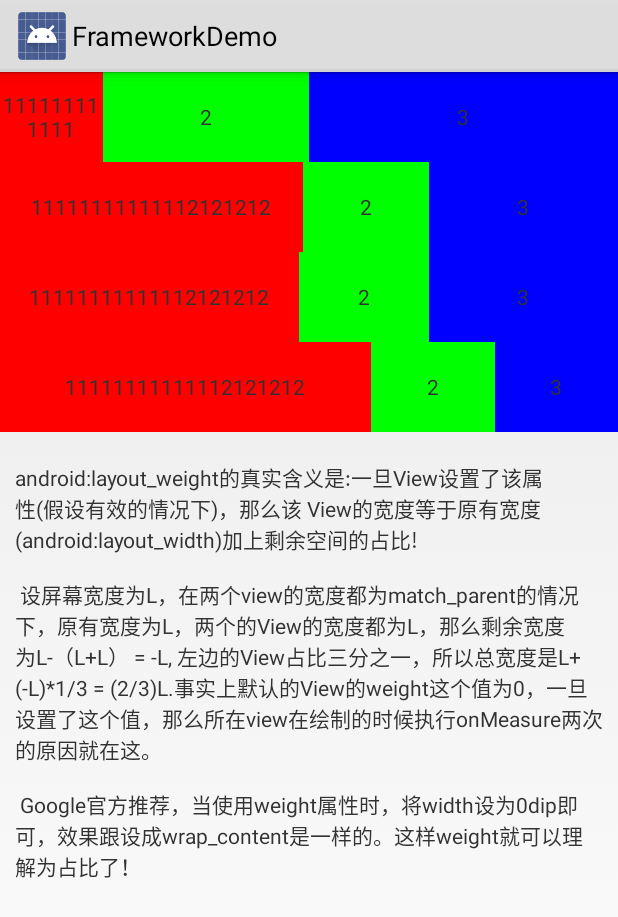
After one commit to meikaiss/framework, an Android app: the LayoutWeightActivity screen opened directly, with no data from a screen before it, on a phone screen of 412 x 824 dp. The commit adds this screen. Shown: the top 917 px of the screen. Run offline under Robolectric (Android 15) with nearby library versions, the phone set to English and light mode, and no system bars; our stand-ins replace CircleImageView.

Commit message:
增加layout_weight的测试用例

```diff
--- a/app/src/main/AndroidManifest.xml
+++ b/app/src/main/AndroidManifest.xml
@@ -43,9 +43,10 @@
             android:theme="@style/Theme_TestAppCompat" />
         <activity android:name=".activity.BonuceLoadingActivity" />
         <activity android:name=".activity.CircleLoadingActivity" />
+
         <activity android:name=".activity.nolib.HandlerThreadActivity"/>
-
         <activity android:name=".activity.nolib.IntentServiceActivity"/>
+        <activity android:name=".activity.nolib.LayoutWeightActivity"/>
 
 
         <service android:name=".service.PlayMusicIntentService"/>
--- a/app/src/main/java/com/android/framework/demo/MainActivity.java
+++ b/app/src/main/java/com/android/framework/demo/MainActivity.java
@@ -19,6 +19,7 @@ import com.android.framework.demo.activity.ScrollLayoutActivity;
 import com.android.framework.demo.activity.StatusBarColorActivity;
 import com.android.framework.demo.activity.nolib.HandlerThreadActivity;
 import com.android.framework.demo.activity.nolib.IntentServiceActivity;
+import com.android.framework.demo.activity.nolib.LayoutWeightActivity;
 import com.android.framework.demo.activity.nolib.NotificationActivity;
 
 import java.util.ArrayList;
@@ -34,7 +35,7 @@ public class MainActivity extends Activity {
     private Class<?>[] classes = {FlowLayoutActivity.class, ScrollLayoutActivity.class, ExplosionActivity.class,
             NumberSeekBarActivity.class, AppCompatTestActivity.class, StatusBarColorActivity.class,
             NotificationActivity.class, BonuceLoadingActivity.class, CircleLoadingActivity.class,
-            HandlerThreadActivity.class, IntentServiceActivity.class};
+            HandlerThreadActivity.class, IntentServiceActivity.class, LayoutWeightActivity.class};
 
     @Override
     protected void onCreate(Bundle savedInstanceState) {
--- /dev/null
+++ b/app/src/main/java/com/android/framework/demo/activity/nolib/LayoutWeightActivity.java
@@ -0,0 +1,18 @@
+package com.android.framework.demo.activity.nolib;
+
+import android.app.Activity;
+import android.os.Bundle;
+
+import com.android.framework.demo.R;
+
+/**
+ * Created by meikai on 15/11/12.
+ */
+public class LayoutWeightActivity extends Activity {
+
+    @Override
+    protected void onCreate(Bundle savedInstanceState) {
+        super.onCreate(savedInstanceState);
+        setContentView(R.layout.activity_layout_weight);
+    }
+}
--- /dev/null
+++ b/app/src/main/res/layout/activity_layout_weight.xml
@@ -0,0 +1,150 @@
+<?xml version="1.0" encoding="utf-8"?>
+<ScrollView xmlns:android="http://schemas.android.com/apk/res/android"
+    android:layout_width="match_parent"
+    android:layout_height="match_parent">
+
+    <LinearLayout
+        android:layout_width="match_parent"
+        android:layout_height="match_parent"
+        android:orientation="vertical">
+
+        <LinearLayout
+            android:layout_width="match_parent"
+            android:layout_height="60dp">
+
+            <TextView
+                android:layout_width="0dp"
+                android:layout_height="match_parent"
+                android:layout_weight="1"
+                android:background="#f00"
+                android:gravity="center"
+                android:text="111111111111" />
+
+            <TextView
+                android:layout_width="0dp"
+                android:layout_height="match_parent"
+                android:layout_weight="2"
+                android:background="#0f0"
+                android:gravity="center"
+                android:text="2" />
+
+            <TextView
+                android:layout_width="0dp"
+                android:layout_height="match_parent"
+                android:layout_weight="3"
+                android:background="#00f"
+                android:gravity="center"
+                android:text="3" />
+
+
+        </LinearLayout>
+
+        <LinearLayout
+            android:layout_width="match_parent"
+            android:layout_height="60dp">
+
+            <TextView
+                android:layout_width="wrap_content"
+                android:layout_height="match_parent"
+                android:layout_weight="1"
+                android:background="#f00"
+                android:gravity="center"
+                android:text="11111111111112121212" />
+
+            <TextView
+                android:layout_width="0dp"
+                android:layout_height="match_parent"
+                android:layout_weight="2"
+                android:background="#0f0"
+                android:gravity="center"
+                android:text="2" />
+
+            <TextView
+                android:layout_width="0dp"
+                android:layout_height="match_parent"
+                android:layout_weight="3"
+                android:background="#00f"
+                android:gravity="center"
+                android:text="3" />
+
+
+        </LinearLayout>
+
+        <LinearLayout
+            android:layout_width="match_parent"
+            android:layout_height="60dp">
+
+            <TextView
+                android:layout_width="wrap_content"
+                android:layout_height="match_parent"
+                android:layout_weight="1"
+                android:background="#f00"
+                android:gravity="center"
+                android:text="11111111111112121212" />
+
+            <TextView
+                android:layout_width="wrap_content"
+                android:layout_height="match_parent"
+                android:layout_weight="2"
+                android:background="#0f0"
+                android:gravity="center"
+                android:text="2" />
+
+            <TextView
+                android:layout_width="wrap_content"
+                android:layout_height="match_parent"
+                android:layout_weight="3"
+                android:background="#00f"
+                android:gravity="center"
+                android:text="3" />
+
+
+        </LinearLayout>
+
+
+        <LinearLayout
+            android:layout_width="match_parent"
+            android:layout_height="60dp">
+
+            <TextView
+                android:layout_width="match_parent"
+                android:layout_height="match_parent"
+                android:layout_weight="1"
+                android:background="#f00"
+                android:gravity="center"
+                android:paddingLeft="0dp"
+                android:text="11111111111112121212" />
+
+            <TextView
+                android:layout_width="match_parent"
+                android:layout_height="match_parent"
+                android:layout_weight="2"
+                android:background="#0f0"
+                android:gravity="center"
+                android:text="2" />
+
+            <TextView
+                android:layout_width="match_parent"
+                android:layout_height="match_parent"
+                android:layout_weight="2"
+                android:background="#00f"
+                android:gravity="center"
+                android:text="3" />
+
+
+        </LinearLayout>
+
+        <TextView
+            android:layout_width="match_parent"
+            android:layout_height="wrap_content"
+            android:layout_marginTop="20dp"
+            android:layout_marginLeft="10dp"
+            android:layout_marginRight="10dp"
+            android:text="android:layout_weight的真实含义是:一旦View设置了该属性(假设有效的情况下)，那么该 View的宽度等于原有宽度(android:layout_width)加上剩余空间的占比!\n\n
+设屏幕宽度为L，在两个view的宽度都为match_parent的情况下，原有宽度为L，两个的View的宽度都为L，那么剩余宽度为L-（L+L） = -L, 左边的View占比三分之一，所以总宽度是L+(-L)*1/3 = (2/3)L.事实上默认的View的weight这个值为0，一旦设置了这个值，那么所在view在绘制的时候执行onMeasure两次的原因就在这。\n\n
+Google官方推荐，当使用weight属性时，将width设为0dip即可，效果跟设成wrap_content是一样的。这样weight就可以理解为占比了！" />
+
+
+    </LinearLayout>
+
+</ScrollView>
--- a/app/src/main/res/layout/activity_scrolllayout.xml
+++ b/app/src/main/res/layout/activity_scrolllayout.xml
@@ -11,12 +11,14 @@
             android:layout_width="match_parent"
             android:layout_height="match_parent"
             android:background="#FF9B62"
+            android:orientation="vertical"
             >
 
             <TextView
                 android:layout_width="wrap_content"
                 android:layout_height="wrap_content"
                 android:text="第一页" />
+
         </LinearLayout>
 
         <LinearLayout
--- a/libframework/src/main/java/com/android/framework/base/BaseActivity.java
+++ b/libframework/src/main/java/com/android/framework/base/BaseActivity.java
@@ -1,7 +1,31 @@
 package com.android.framework.base;
+
+import android.app.Activity;
+import android.os.Bundle;
+import android.os.PersistableBundle;
 
 /**
  * Created by meikai on 15/10/29.
  */
-public class BaseActivity {
+public abstract class BaseActivity extends Activity {
+
+    @Override
+    protected void onCreate(Bundle savedInstanceState) {
+        super.onCreate(savedInstanceState);
+        setContentView(getContentViewLayoutId());
+
+        findViews();
+        setListeners();
+        parseBundle();
+    }
+
+    protected abstract int getContentViewLayoutId();
+
+    protected abstract void findViews();
+
+    protected abstract void setListeners();
+
+    protected abstract void parseBundle();
+
+
 }
```
